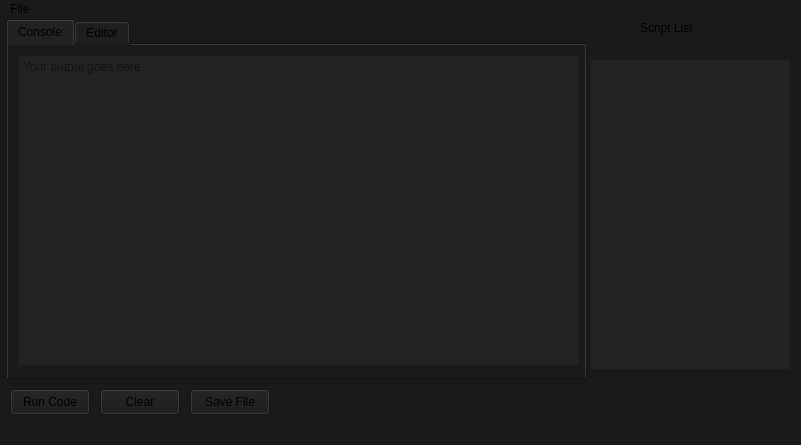
The window that mainwindow.ui (uosq/lbox-lua-external) describes before a commit, drawn with Qt 5.
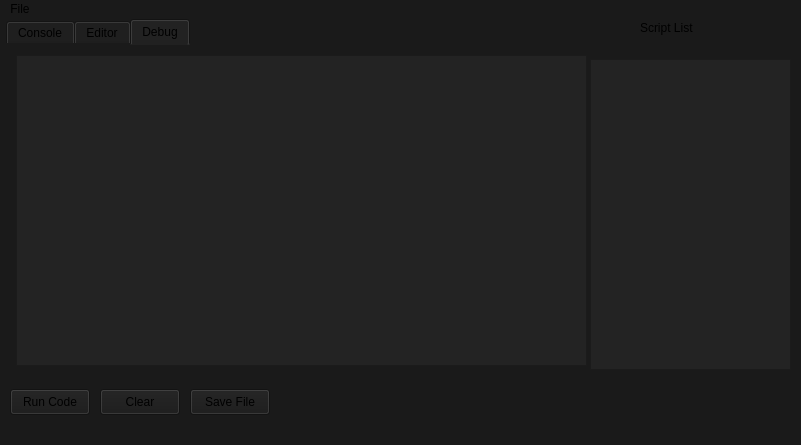
The same window after the commit.

Commit message: add debug tab, remove the thread bs

```diff
--- a/mainwindow.ui
+++ b/mainwindow.ui
@@ -163,30 +163,40 @@
       <height>361</height>
      </rect>
     </property>
+    <property name="styleSheet">
+     <string notr="true">border-color: rgba(191, 64, 64, 0);</string>
+    </property>
+    <property name="tabShape">
+     <enum>QTabWidget::TabShape::Rounded</enum>
+    </property>
     <property name="currentIndex">
-     <number>0</number>
+     <number>2</number>
     </property>
     <widget class="QWidget" name="tab">
      <attribute name="title">
       <string>Console</string>
      </attribute>
-     <widget class="QPlainTextEdit" name="consoleTextEdit">
+     <widget class="QTextEdit" name="consoleTextEdit">
       <property name="geometry">
        <rect>
         <x>10</x>
         <y>10</y>
-        <width>561</width>
+        <width>571</width>
         <height>311</height>
        </rect>
       </property>
       <property name="styleSheet">
-       <string notr="true">background-color: rgb(35, 35, 35);</string>
+       <string notr="true">background-color: rgb(35, 35, 35);
+border-color: rgb(246, 245, 244);</string>
+      </property>
+      <property name="autoFormatting">
+       <set>QTextEdit::AutoFormattingFlag::AutoNone</set>
       </property>
       <property name="readOnly">
        <bool>true</bool>
       </property>
       <property name="placeholderText">
-       <string>Your output goes here</string>
+       <string>Your output is here</string>
       </property>
      </widget>
     </widget>
@@ -217,6 +227,32 @@
       </property>
      </widget>
     </widget>
+    <widget class="QWidget" name="tab_3">
+     <attribute name="title">
+      <string>Debug</string>
+     </attribute>
+     <widget class="QPlainTextEdit" name="plainTextEdit_2">
+      <property name="geometry">
+       <rect>
+        <x>10</x>
+        <y>10</y>
+        <width>571</width>
+        <height>311</height>
+       </rect>
+      </property>
+      <property name="styleSheet">
+       <string notr="true">background-color: rgb(35, 35, 35);
+color: rgb(255, 255, 255);
+border-color: rgb(255, 255, 255);</string>
+      </property>
+      <property name="readOnly">
+       <bool>true</bool>
+      </property>
+      <property name="plainText">
+       <string/>
+      </property>
+     </widget>
+    </widget>
    </widget>
   </widget>
   <widget class="QMenuBar" name="menubar">
```
Left out of the diff: 27 changed lines with no effect on the pictures. The commit also changes 5 other files.
